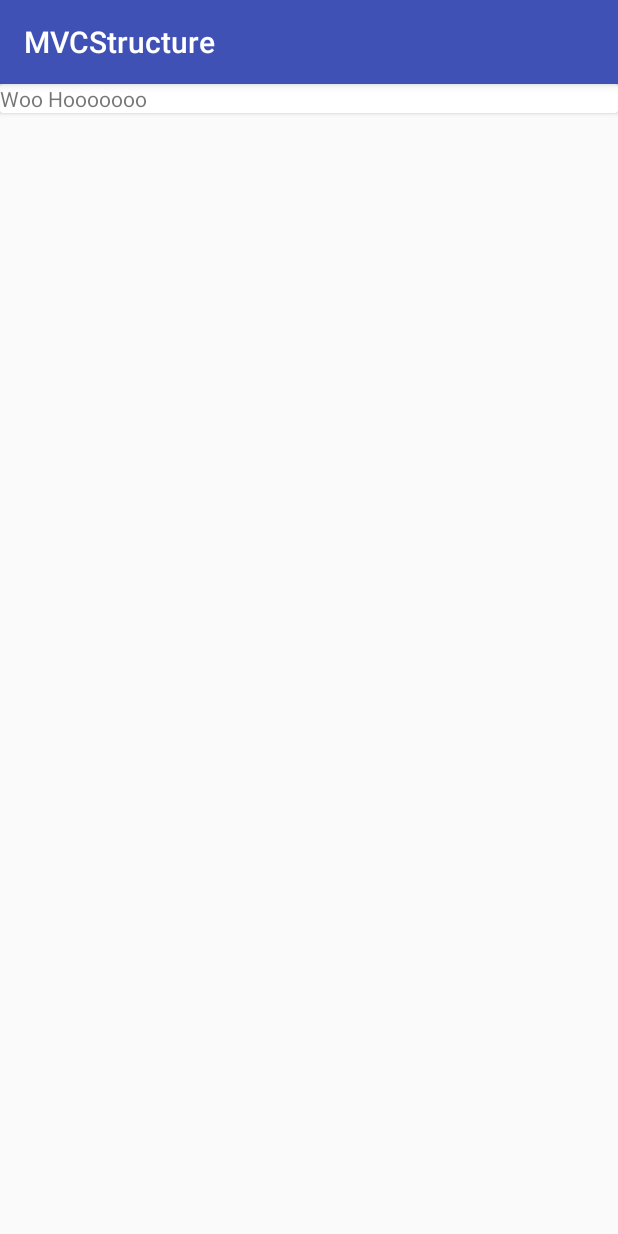
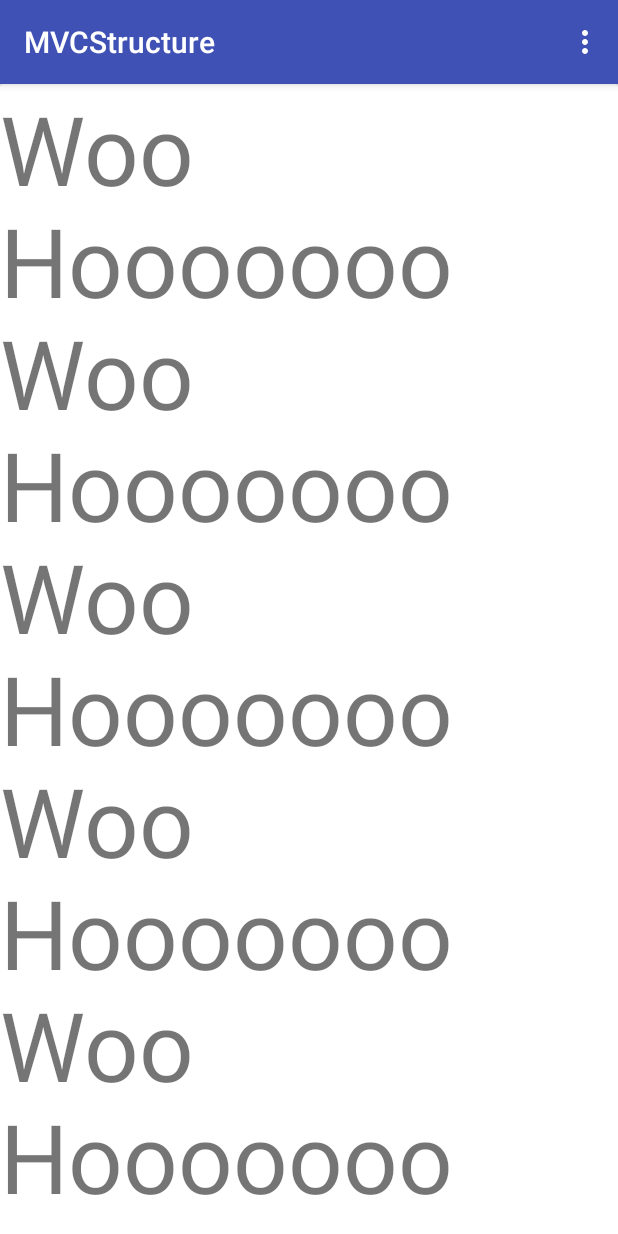
Before and after one commit to cantacoop/MVCFragment, an Android app: the screen it shows after launch (MainActivity), on a phone screen of 412 x 824 dp. Run offline under Robolectric (Android 15) with nearby library versions, the phone set to English and light mode, and no system bars; libraries missing offline, so code that uses them is left out: com.inthecheesefactory.thecheeselibrary; 8 statements that could not run were skipped.

Commit message:
End of Lecture

```diff
--- a/app/src/main/java/com/cantacoop/mvcstructure/activity/MainActivity.java
+++ b/app/src/main/java/com/cantacoop/mvcstructure/activity/MainActivity.java
@@ -1,14 +1,18 @@
 package com.cantacoop.mvcstructure.activity;
 
 import android.os.Build;
-import android.os.PersistableBundle;
 import android.support.annotation.Nullable;
+import android.support.v4.app.Fragment;
+import android.support.v4.app.FragmentTransaction;
 import android.support.v7.app.AppCompatActivity;
 import android.os.Bundle;
+import android.view.Menu;
+import android.view.MenuItem;
 import android.widget.Toast;
 
 import com.cantacoop.mvcstructure.R;
 import com.cantacoop.mvcstructure.fragment.MainFragment;
+import com.cantacoop.mvcstructure.fragment.SecondFragment;
 import com.cantacoop.mvcstructure.util.ScreenUtils;
 
 public class MainActivity extends AppCompatActivity {
@@ -40,6 +44,14 @@ public class MainActivity extends AppCompatActivity {
                             MainFragment.newInstance(123),
                             "MainFragment")
                     .commit();
+
+            SecondFragment secondFragment = SecondFragment.newInstance();
+            getSupportFragmentManager().beginTransaction()
+                    .add(R.id.contentContainer,
+                            secondFragment,
+                            "SecondFragment")
+                    .detach(secondFragment)
+                    .commit();
         }
 
     }
@@ -51,7 +63,67 @@ public class MainActivity extends AppCompatActivity {
         if (savedInstanceState == null) {
             MainFragment fragment = (MainFragment)
                     getSupportFragmentManager().findFragmentByTag("MainFragment");
-            fragment.setHelloText("Woo Hooooooo");
+            fragment.setHelloText("Woo Hooooooo\nWoo Hooooooo\nWoo Hooooooo\nWoo Hooooooo\nWoo Hooooooo\n" +
+                    "Woo Hooooooo\nWoo Hooooooo\nWoo Hooooooo\nWoo Hooooooo\n" +
+                    "Woo Hooooooo\nWoo Hooooooo\n");
         }
     }
+
+    @Override
+    public boolean onCreateOptionsMenu(Menu menu) {
+        getMenuInflater().inflate(R.menu.menu_main, menu);
+        return true;
+    }
+
+    @Override
+    public boolean onOptionsItemSelected(MenuItem item) {
+        switch (item.getItemId()) {
+            case R.id.action_first_tab: {
+                MainFragment mainFragment = (MainFragment)
+                        getSupportFragmentManager().findFragmentByTag("MainFragment");
+                SecondFragment secondFragment = (SecondFragment)
+                        getSupportFragmentManager().findFragmentByTag("SecondFragment");
+                getSupportFragmentManager().beginTransaction()
+                        .attach(mainFragment)
+                        .detach(secondFragment)
+                        .commit();
+                return true;
+            }
+            case R.id.action_second_tab: {
+                MainFragment mainFragment = (MainFragment)
+                getSupportFragmentManager().findFragmentByTag("MainFragment");
+                SecondFragment secondFragment = (SecondFragment)
+                        getSupportFragmentManager().findFragmentByTag("SecondFragment");
+                getSupportFragmentManager().beginTransaction()
+                        .attach(secondFragment)
+                        .detach(mainFragment)
+                        .commit();
+                return true;
+            }
+            case R.id.action_second_fragment: {
+
+                Fragment fragment = getSupportFragmentManager()
+                        .findFragmentById(R.id.contentContainer);
+
+                if (fragment instanceof SecondFragment == false) {
+                    getSupportFragmentManager().beginTransaction()
+                            .setCustomAnimations(
+                                    R.anim.from_right, R.anim.to_left,
+                                    R.anim.from_left, R.anim.to_right
+                            )
+                            .replace(R.id.contentContainer, SecondFragment.newInstance())
+                            .addToBackStack(null)
+                            .commit();
+                }
+
+                Toast.makeText(MainActivity.this,
+                        "Second Fragment",
+                        Toast.LENGTH_SHORT)
+                        .show();
+                return true;
+            }
+        }
+
+        return super.onOptionsItemSelected(item);
+    }
 }
--- a/app/src/main/java/com/cantacoop/mvcstructure/fragment/MainFragment.java
+++ b/app/src/main/java/com/cantacoop/mvcstructure/fragment/MainFragment.java
@@ -51,4 +51,19 @@ public class MainFragment extends Fragment {
     public void setHelloText(String text) {
         tvHello.setText(text);
     }
+
+    @Override
+    public void onSaveInstanceState(@NonNull Bundle outState) {
+        super.onSaveInstanceState(outState);
+        // Save state here
+    }
+
+    @Override
+    public void onActivityCreated(@Nullable Bundle savedInstanceState) {
+        super.onActivityCreated(savedInstanceState);
+
+        if (savedInstanceState != null) {
+            // Restore state here
+        }
+    }
 }
--- /dev/null
+++ b/app/src/main/java/com/cantacoop/mvcstructure/fragment/SecondFragment.java
@@ -0,0 +1,78 @@
+package com.cantacoop.mvcstructure.fragment;
+
+import android.os.Bundle;
+import android.support.v4.app.Fragment;
+import android.view.LayoutInflater;
+import android.view.View;
+import android.view.ViewGroup;
+import android.widget.Button;
+
+import com.cantacoop.mvcstructure.R;
+
+/**
+ * Created by nuuneoi on 11/16/2014.
+ */
+public class SecondFragment extends Fragment {
+
+    Button btnOk;
+
+    public SecondFragment() {
+        super();
+    }
+
+    public static SecondFragment newInstance() {
+        SecondFragment fragment = new SecondFragment();
+        Bundle args = new Bundle();
+        fragment.setArguments(args);
+        return fragment;
+    }
+
+    @Override
+    public View onCreateView(LayoutInflater inflater, ViewGroup container,
+                             Bundle savedInstanceState) {
+        View rootView = inflater.inflate(R.layout.fragment_second, container, false);
+        initInstances(rootView);
+        return rootView;
+    }
+
+    private void initInstances(View rootView) {
+        // Init 'View' instance(s) with rootView.findViewById here
+        btnOk = rootView.findViewById(R.id.btnOk);
+        btnOk.setOnClickListener(new View.OnClickListener() {
+            @Override
+            public void onClick(View v) {
+                getFragmentManager().popBackStack();
+            }
+        });
+    }
+
+    @Override
+    public void onStart() {
+        super.onStart();
+    }
+
+    @Override
+    public void onStop() {
+        super.onStop();
+    }
+
+    /*
+     * Save Instance State Here
+     */
+    @Override
+    public void onSaveInstanceState(Bundle outState) {
+        super.onSaveInstanceState(outState);
+        // Save Instance State here
+    }
+
+    /*
+     * Restore Instance State Here
+     */
+    @Override
+    public void onActivityCreated(Bundle savedInstanceState) {
+        super.onActivityCreated(savedInstanceState);
+        if (savedInstanceState != null) {
+            // Restore Instance State here
+        }
+    }
+}
--- /dev/null
+++ b/app/src/main/res/anim/from_left.xml
@@ -0,0 +1,8 @@
+<?xml version="1.0" encoding="utf-8"?>
+<translate xmlns:android="http://schemas.android.com/apk/res/android"
+    android:fromXDelta="-100%"
+    android:toXDelta="0%"
+    android:fromYDelta="0"
+    android:toYDelta="0"
+    android:duration="200"
+    />
--- /dev/null
+++ b/app/src/main/res/anim/from_right.xml
@@ -0,0 +1,8 @@
+<?xml version="1.0" encoding="utf-8"?>
+<translate xmlns:android="http://schemas.android.com/apk/res/android"
+    android:fromXDelta="100%"
+    android:toXDelta="0%"
+    android:fromYDelta="0%"
+    android:toYDelta="0%"
+    android:duration="200"
+    />
--- /dev/null
+++ b/app/src/main/res/anim/to_left.xml
@@ -0,0 +1,8 @@
+<?xml version="1.0" encoding="utf-8"?>
+<translate xmlns:android="http://schemas.android.com/apk/res/android"
+    android:fromXDelta="0%"
+    android:toXDelta="-100%"
+    android:fromYDelta="0%"
+    android:toYDelta="0%"
+    android:duration='200'
+    />
--- /dev/null
+++ b/app/src/main/res/anim/to_right.xml
@@ -0,0 +1,8 @@
+<?xml version="1.0" encoding="utf-8"?>
+<translate xmlns:android="http://schemas.android.com/apk/res/android"
+    android:fromXDelta="0%"
+    android:toXDelta="100%"
+    android:fromYDelta="0%"
+    android:toYDelta="0"
+    android:duration="200"
+    />
--- a/app/src/main/res/layout/fragment_main.xml
+++ b/app/src/main/res/layout/fragment_main.xml
@@ -3,6 +3,11 @@
     android:layout_width="match_parent"
     android:layout_height="match_parent"
     android:orientation="vertical">
+
+    <android.support.v4.widget.NestedScrollView
+        android:id="@+id/scrollView"
+        android:layout_width="match_parent"
+        android:layout_height="match_parent">
 
         <android.support.v7.widget.CardView
             android:layout_width="match_parent"
@@ -12,8 +17,12 @@
                 android:id="@+id/tvHello"
                 android:layout_width="wrap_content"
                 android:layout_height="wrap_content"
-            android:text="Hello World!" />
+                android:freezesText="true"
+                android:text="Hello World!"
+                android:textSize="64sp" />
 
         </android.support.v7.widget.CardView>
 
+    </android.support.v4.widget.NestedScrollView>
+
 </LinearLayout>
--- /dev/null
+++ b/app/src/main/res/menu/menu_main.xml
@@ -0,0 +1,20 @@
+<?xml version="1.0" encoding="utf-8"?>
+<menu xmlns:android="http://schemas.android.com/apk/res/android"
+    xmlns:app="http://schemas.android.com/apk/res-auto">
+
+    <item
+        android:id="@+id/action_second_fragment"
+        android:title="To Second Fragment"
+        app:showAsAction="never" />
+
+    <item
+        android:id="@+id/action_first_tab"
+        android:title="1st Tab"
+        app:showAsAction="never" />
+
+    <item
+        android:id="@+id/action_second_tab"
+        android:title="2nd Tab"
+        app:showAsAction="never" />
+
+</menu>
```
Also changed, not shown: app/src/main/java/com/cantacoop/mvcstructure/fragment/FragmentTemplate.java (added, +68 -0 lines), app/src/main/res/layout/fragment_second.xml (added, +19 -0 lines). Lines whose indentation alone changed are shown as unchanged.
